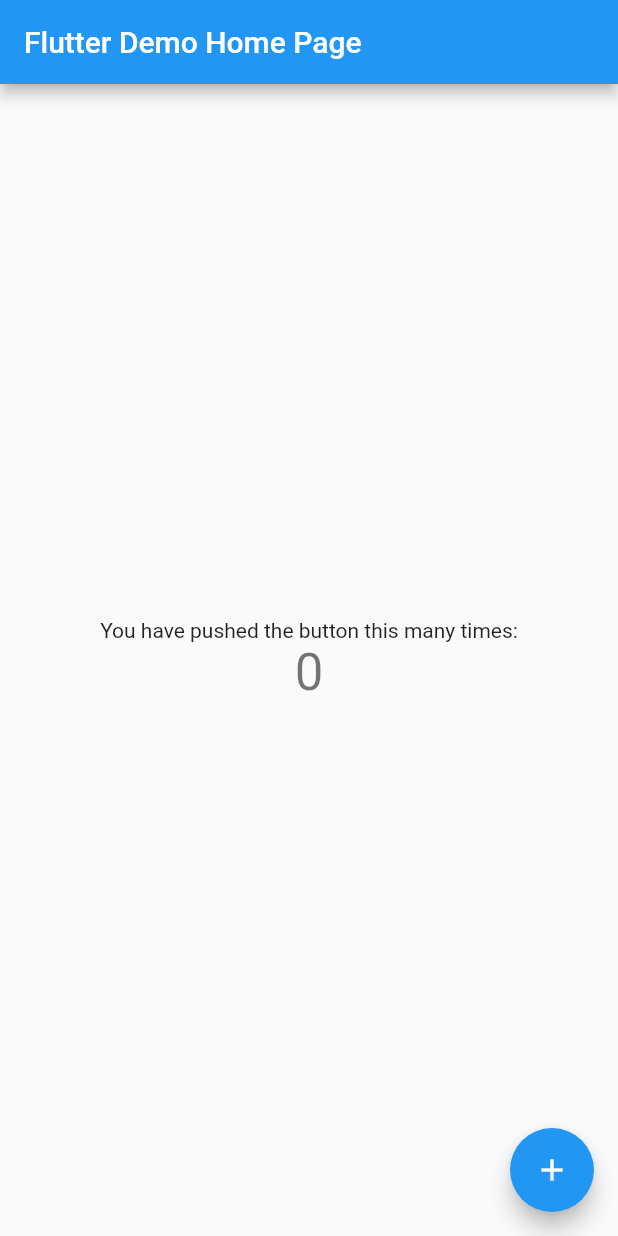
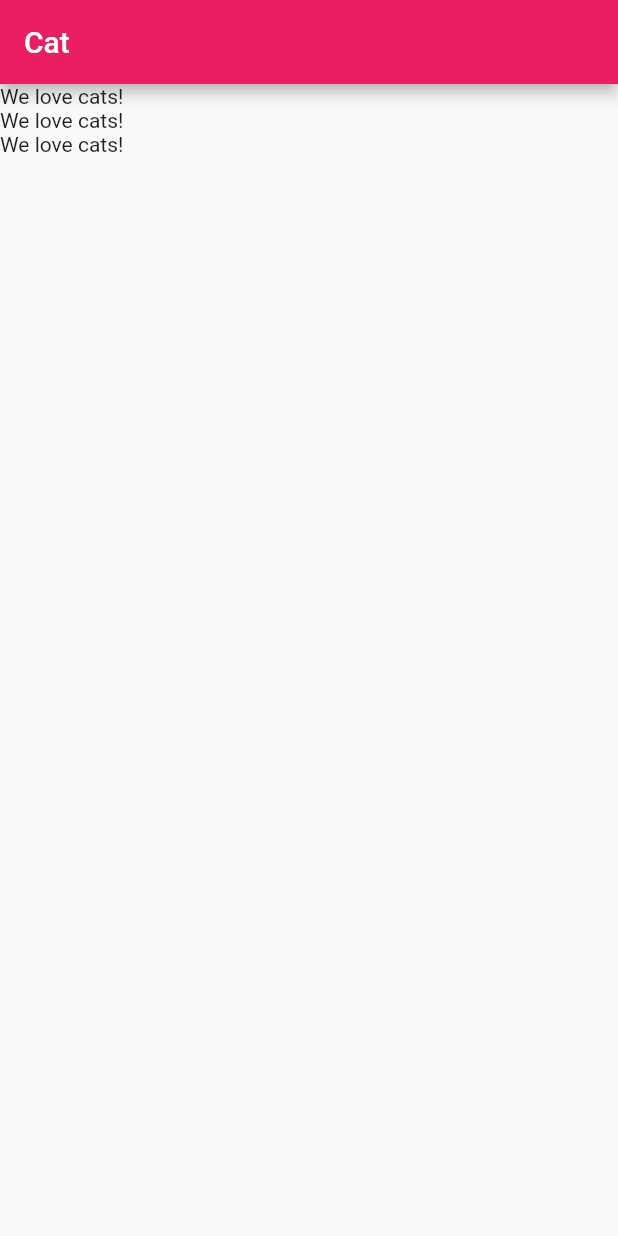
Before and after one commit to Canialon/intermittent_fasting_mobile_app, a Flutter app: the screen it shows after launch, on a phone screen of 412 x 824 dp. Run offline on Flutter 3.47's test engine with Material 2 defaults, Android fonts, the phone set to English and light mode, and no system bars.

Commit message:
change colous and playing with text

```diff
--- a/lib/main.dart
+++ b/lib/main.dart
@@ -9,104 +9,29 @@ class MyApp extends StatelessWidget {
   @override
   Widget build(BuildContext context) {
     return MaterialApp(
-      title: 'Flutter Demo',
+      title: 'the most frendly app',
       theme: ThemeData(
-        // This is the theme of your application.
-        //
-        // Try running your application with "flutter run". You'll see the
-        // application has a blue toolbar. Then, without quitting the app, try
-        // changing the primarySwatch below to Colors.green and then invoke
-        // "hot reload" (press "r" in the console where you ran "flutter run",
-        // or press Run > Flutter Hot Reload in a Flutter IDE). Notice that the
-        // counter didn't reset back to zero; the application is not restarted.
-        primarySwatch: Colors.blue,
+        primarySwatch: Colors.pink,
       ),
-      home: const MyHomePage(title: 'Flutter Demo Home Page'),
+      home: MyHomePage(),
     );
   }
 }
 
-class MyHomePage extends StatefulWidget {
-  const MyHomePage({Key? key, required this.title}) : super(key: key);
-
-  // This widget is the home page of your application. It is stateful, meaning
-  // that it has a State object (defined below) that contains fields that affect
-  // how it looks.
-
-  // This class is the configuration for the state. It holds the values (in this
-  // case the title) provided by the parent (in this case the App widget) and
-  // used by the build method of the State. Fields in a Widget subclass are
-  // always marked "final".
-
-  final String title;
-
+class MyHomePage extends StatelessWidget {
   @override
-  State<MyHomePage> createState() => _MyHomePageState();
+  Widget build(BuildContext context) {
+    return Scaffold(
+        appBar: AppBar(title: Text("Cat")),
+        body: Column(
+          children: <Widget>[TestWidget(), TestWidget(), TestWidget()],
+        ));
+  }
 }
 
-class _MyHomePageState extends State<MyHomePage> {
-  int _counter = 0;
-
-  void _incrementCounter() {
-    setState(() {
-      // This call to setState tells the Flutter framework that something has
-      // changed in this State, which causes it to rerun the build method below
-      // so that the display can reflect the updated values. If we changed
-      // _counter without calling setState(), then the build method would not be
-      // called again, and so nothing would appear to happen.
-      _counter++;
-    });
-  }
-
+class TestWidget extends StatelessWidget {
   @override
   Widget build(BuildContext context) {
-    // This method is rerun every time setState is called, for instance as done
-    // by the _incrementCounter method above.
-    //
-    // The Flutter framework has been optimized to make rerunning build methods
-    // fast, so that you can just rebuild anything that needs updating rather
-    // than having to individually change instances of widgets.
-    return Scaffold(
-      appBar: AppBar(
-        // Here we take the value from the MyHomePage object that was created by
-        // the App.build method, and use it to set our appbar title.
-        title: Text(widget.title),
-      ),
-      body: Center(
-        // Center is a layout widget. It takes a single child and positions it
-        // in the middle of the parent.
-        child: Column(
-          // Column is also a layout widget. It takes a list of children and
-          // arranges them vertically. By default, it sizes itself to fit its
-          // children horizontally, and tries to be as tall as its parent.
-          //
-          // Invoke "debug painting" (press "p" in the console, choose the
-          // "Toggle Debug Paint" action from the Flutter Inspector in Android
-          // Studio, or the "Toggle Debug Paint" command in Visual Studio Code)
-          // to see the wireframe for each widget.
-          //
-          // Column has various properties to control how it sizes itself and
-          // how it positions its children. Here we use mainAxisAlignment to
-          // center the children vertically; the main axis here is the vertical
-          // axis because Columns are vertical (the cross axis would be
-          // horizontal).
-          mainAxisAlignment: MainAxisAlignment.center,
-          children: <Widget>[
-            const Text(
-              'You have pushed the button this many times:',
-            ),
-            Text(
-              '$_counter',
-              style: Theme.of(context).textTheme.headline4,
-            ),
-          ],
-        ),
-      ),
-      floatingActionButton: FloatingActionButton(
-        onPressed: _incrementCounter,
-        tooltip: 'Increment',
-        child: const Icon(Icons.add),
-      ), // This trailing comma makes auto-formatting nicer for build methods.
-    );
+    return Text("We love cats!");
   }
 }
```
Also changed, not shown: pubspec.lock.
